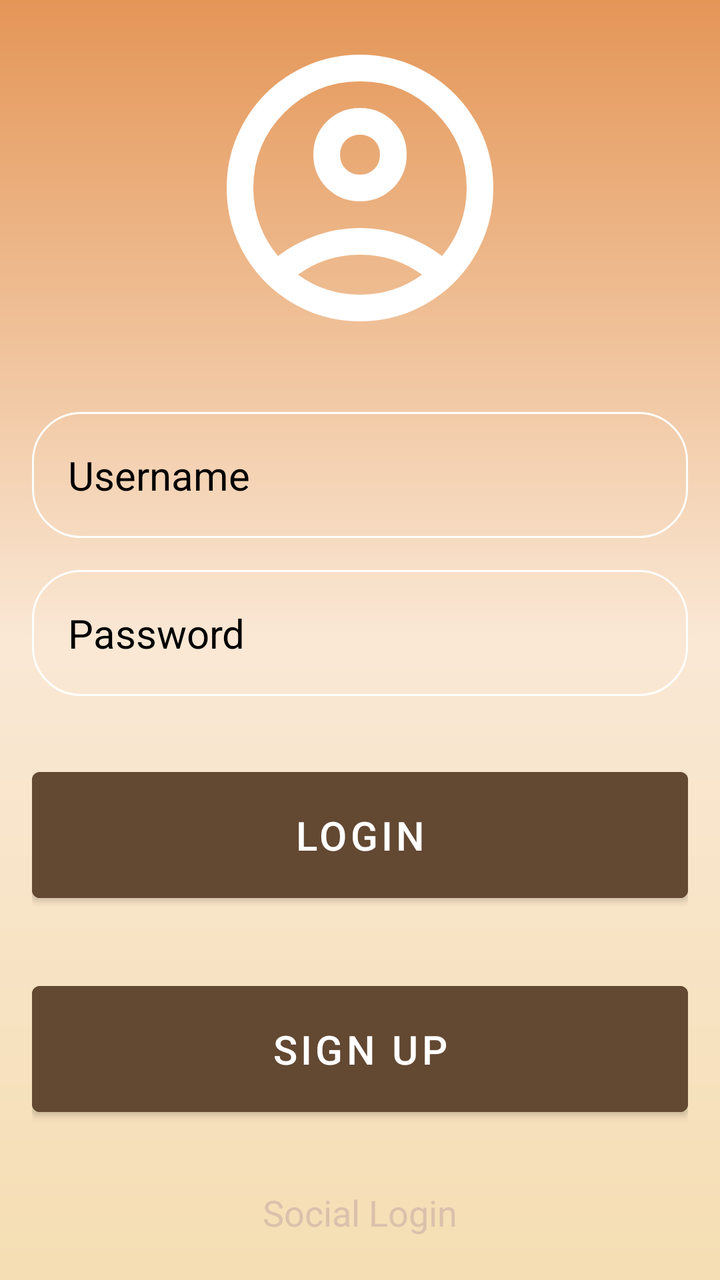
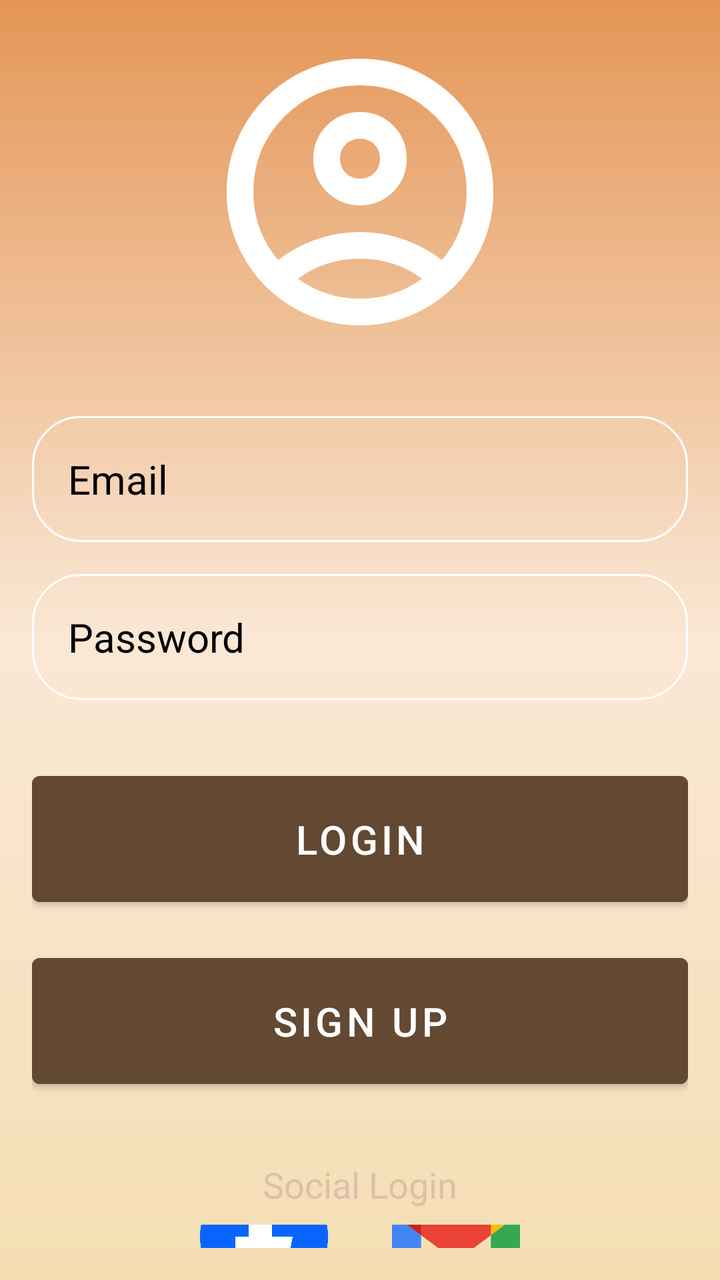

Compare the two renders of this Android layout. The source of the first and the diff that turns it into the second are given below.
<!-- AndroidManifest.xml: application theme Theme.Shopcafe -->
<!-- res/layout/login_account.xml -->
<?xml version="1.0" encoding="utf-8"?>
<RelativeLayout xmlns:android="http://schemas.android.com/apk/res/android"
    xmlns:app="http://schemas.android.com/apk/res-auto"
    xmlns:tools="http://schemas.android.com/tools"
    android:id="@+id/main"
    android:layout_width="match_parent"
    android:layout_height="match_parent"
    android:background="@drawable/login_background"
    android:gravity="center"
    android:padding="16dp"
    tools:context=".activity.MainActivity">
<LinearLayout
    android:layout_width="match_parent"
    android:layout_height="wrap_content"
    android:gravity="center"
    android:orientation="vertical">
    
    <ImageView
        android:layout_width="160dp"
        android:layout_height="160dp"
        android:src="@drawable/icon_account"
        />
    <EditText
        android:layout_width="match_parent"
        android:layout_height="wrap_content"
        android:hint="Username"
        android:layout_marginTop="32dp"
        android:textColor="@color/browm"
        android:textColorHint="@color/black"
        android:textSize="20sp"
        android:background="@drawable/rounded_corner"
        android:padding="18dp"
        android:inputType="text"
        android:id="@+id/username_input"/>

    <EditText
        android:layout_width="match_parent"
        android:layout_height="wrap_content"
        android:hint="Password"
        android:layout_marginTop="16dp"
        android:textColor="@color/browm"
        android:textColorHint="@color/black"
        android:textSize="20sp"
        android:background="@drawable/rounded_corner"
        android:padding="18dp"
        android:inputType="textPassword"
        android:id="@+id/password_input"/>

    <Button
        android:id="@+id/login_btn"
        android:layout_width="match_parent"
        android:layout_height="wrap_content"
        android:text="Login"
        android:backgroundTint="#634832"
        android:textColor="#FFFFFF"
        android:padding="18dp"
        android:layout_marginTop="32dp"
        android:textSize="20sp"
         android:elevation="4dp"
         />

    <Button
        android:id="@+id/signup_btn"
        android:layout_width="match_parent"
        android:layout_height="wrap_content"
        android:text="Sign Up"
        android:backgroundTint="#634832"
        android:textColor="#FFFFFF"
        android:padding="18dp"
        android:layout_marginTop="32dp"
        android:textSize="20sp"
        android:elevation="4dp"
        />
    <TextView
        android:layout_width="wrap_content"
        android:layout_height="wrap_content"
        android:text="Social Login"
        android:textSize="18sp"
        android:textColor="#DBC1AC"
        android:layout_marginTop="32dp"/>

    <LinearLayout
        android:layout_width="match_parent"
        android:layout_height="wrap_content"
        android:orientation="horizontal"
        android:layout_marginTop="8dp"
        android:gravity="center">

        <ImageView
            android:id="@+id/facebook_btn"
            android:layout_width="64dp"
            android:layout_height="64dp"
            android:layout_margin="16dp"
            android:src="@drawable/facebook" />

        
        <ImageView
            android:id="@+id/linkedin_btn"
            android:layout_width="64dp"
            android:layout_height="64dp"
            android:layout_margin="16dp"
            android:src="@drawable/gmail" />

    </LinearLayout>


</LinearLayout>


</RelativeLayout>
<!-- resources referenced by this layout -->
<resources>
  <color name="black">#FF000000</color>
  <color name="browm">#2E1E1E</color>
  <!-- drawable facebook: png bitmap (drawable, 54771 bytes) -->
  <!-- drawable gmail: png bitmap (drawable, 6850 bytes) -->
  <!-- drawable icon_account (drawable) -->
  <vector xmlns:android="http://schemas.android.com/apk/res/android" android:height="100dp" android:tint="#FFFFFF" android:viewportHeight="960" android:viewportWidth="960" android:width="100dp">
        
      <path android:fillColor="@android:color/white" android:pathData="M234,684Q285,645 348,622.5Q411,600 480,600Q549,600 612,622.5Q675,645 726,684Q761,643 780.5,591Q800,539 800,480Q800,347 706.5,253.5Q613,160 480,160Q347,160 253.5,253.5Q160,347 160,480Q160,539 179.5,591Q199,643 234,684ZM480,520Q421,520 380.5,479.5Q340,439 340,380Q340,321 380.5,280.5Q421,240 480,240Q539,240 579.5,280.5Q620,321 620,380Q620,439 579.5,479.5Q539,520 480,520ZM480,880Q397,880 324,848.5Q251,817 197,763Q143,709 111.5,636Q80,563 80,480Q80,397 111.5,324Q143,251 197,197Q251,143 324,111.5Q397,80 480,80Q563,80 636,111.5Q709,143 763,197Q817,251 848.5,324Q880,397 880,480Q880,563 848.5,636Q817,709 763,763Q709,817 636,848.5Q563,880 480,880ZM480,800Q533,800 580,784.5Q627,769 666,740Q627,711 580,695.5Q533,680 480,680Q427,680 380,695.5Q333,711 294,740Q333,769 380,784.5Q427,800 480,800ZM480,440Q506,440 523,423Q540,406 540,380Q540,354 523,337Q506,320 480,320Q454,320 437,337Q420,354 420,380Q420,406 437,423Q454,440 480,440ZM480,380Q480,380 480,380Q480,380 480,380Q480,380 480,380Q480,380 480,380Q480,380 480,380Q480,380 480,380Q480,380 480,380Q480,380 480,380ZM480,740Q480,740 480,740Q480,740 480,740Q480,740 480,740Q480,740 480,740Q480,740 480,740Q480,740 480,740Q480,740 480,740Q480,740 480,740Z"/>
      
  </vector>
  <!-- drawable login_background (drawable) -->
  <?xml version="1.0" encoding="utf-8"?>
  <shape xmlns:android="http://schemas.android.com/apk/res/android">
      <gradient
          android:type="linear"
          android:angle="100"
          android:startColor="#E49657"
          android:centerColor="#FAE8D5"
          android:endColor="#F5DEB3" />
  </shape>
  <!-- drawable rounded_corner (drawable) -->
  <?xml version="1.0" encoding="utf-8"?>
  <shape xmlns:android="http://schemas.android.com/apk/res/android"
      android:shape="rectangle">
      <corners android:radius="24dp"></corners>
      <stroke android:width="1dp" android:color="@color/white"/>
  
  </shape>
  <style name="Theme.Shopcafe" parent="Base.Theme.Shopcafe" />
  <color name="white">#FFFFFFFF</color>
  <style name="Base.Theme.Shopcafe" parent="Theme.MaterialComponents.DayNight.NoActionBar">
          
          
      </style>
</resources>

<!-- the commit's change to res/layout/login_account.xml (unified diff, before → after) -->
@@ -1,6 +1,5 @@
 <?xml version="1.0" encoding="utf-8"?>
 <RelativeLayout xmlns:android="http://schemas.android.com/apk/res/android"
-    xmlns:app="http://schemas.android.com/apk/res-auto"
     xmlns:tools="http://schemas.android.com/tools"
     android:id="@+id/main"
     android:layout_width="match_parent"
@@ -8,103 +7,101 @@
     android:background="@drawable/login_background"
     android:gravity="center"
     android:padding="16dp"
-    tools:context=".activity.MainActivity">
-<LinearLayout
-    android:layout_width="match_parent"
-    android:layout_height="wrap_content"
-    android:gravity="center"
-    android:orientation="vertical">
-    
-    <ImageView
-        android:layout_width="160dp"
-        android:layout_height="160dp"
-        android:src="@drawable/icon_account"
-        />
-    <EditText
-        android:layout_width="match_parent"
-        android:layout_height="wrap_content"
-        android:hint="Username"
-        android:layout_marginTop="32dp"
-        android:textColor="@color/browm"
-        android:textColorHint="@color/black"
-        android:textSize="20sp"
-        android:background="@drawable/rounded_corner"
-        android:padding="18dp"
-        android:inputType="text"
-        android:id="@+id/username_input"/>
-
-    <EditText
-        android:layout_width="match_parent"
-        android:layout_height="wrap_content"
-        android:hint="Password"
-        android:layout_marginTop="16dp"
-        android:textColor="@color/browm"
-        android:textColorHint="@color/black"
-        android:textSize="20sp"
-        android:background="@drawable/rounded_corner"
-        android:padding="18dp"
-        android:inputType="textPassword"
-        android:id="@+id/password_input"/>
-
-    <Button
-        android:id="@+id/login_btn"
-        android:layout_width="match_parent"
-        android:layout_height="wrap_content"
-        android:text="Login"
-        android:backgroundTint="#634832"
-        android:textColor="#FFFFFF"
-        android:padding="18dp"
-        android:layout_marginTop="32dp"
-        android:textSize="20sp"
-         android:elevation="4dp"
-         />
-
-    <Button
-        android:id="@+id/signup_btn"
-        android:layout_width="match_parent"
-        android:layout_height="wrap_content"
-        android:text="Sign Up"
-        android:backgroundTint="#634832"
-        android:textColor="#FFFFFF"
-        android:padding="18dp"
-        android:layout_marginTop="32dp"
-        android:textSize="20sp"
-        android:elevation="4dp"
-        />
-    <TextView
-        android:layout_width="wrap_content"
-        android:layout_height="wrap_content"
-        android:text="Social Login"
-        android:textSize="18sp"
-        android:textColor="#DBC1AC"
-        android:layout_marginTop="32dp"/>
+    tools:context=".activity.LoginActivity">
 
     <LinearLayout
         android:layout_width="match_parent"
         android:layout_height="wrap_content"
-        android:orientation="horizontal"
-        android:layout_marginTop="8dp"
-        android:gravity="center">
+        android:gravity="center"
+        android:orientation="vertical">
 
         <ImageView
-            android:id="@+id/facebook_btn"
-            android:layout_width="64dp"
-            android:layout_height="64dp"
-            android:layout_margin="16dp"
-            android:src="@drawable/facebook" />
+            android:layout_width="160dp"
+            android:layout_height="160dp"
+            android:src="@drawable/icon_account" />
 
         
-        <ImageView
-            android:id="@+id/linkedin_btn"
-            android:layout_width="64dp"
-            android:layout_height="64dp"
-            android:layout_margin="16dp"
-            android:src="@drawable/gmail" />
+        <EditText
+            android:id="@+id/username_input"
+            android:layout_width="match_parent"
+            android:layout_height="wrap_content"
+            android:hint="Email"
+            android:layout_marginTop="32dp"
+            android:textColor="@color/browm"
+            android:textColorHint="@color/black"
+            android:textSize="20sp"
+            android:background="@drawable/rounded_corner"
+            android:padding="18dp"
+            android:inputType="textEmailAddress" />
+
+        <EditText
+            android:id="@+id/password_input"
+            android:layout_width="match_parent"
+            android:layout_height="wrap_content"
+            android:hint="Password"
+            android:layout_marginTop="16dp"
+            android:textColor="@color/browm"
+            android:textColorHint="@color/black"
+            android:textSize="20sp"
+            android:background="@drawable/rounded_corner"
+            android:padding="18dp"
+            android:inputType="textPassword" />
+
+        <Button
+            android:id="@+id/login_btn"
+            android:layout_width="match_parent"
+            android:layout_height="wrap_content"
+            android:text="Login"
+            android:backgroundTint="#634832"
+            android:textColor="#FFFFFF"
+            android:padding="18dp"
+            android:layout_marginTop="32dp"
+            android:textSize="20sp"
+            android:elevation="4dp" />
+
+        <Button
+            android:id="@+id/signup_btn"
+            android:layout_width="match_parent"
+            android:layout_height="wrap_content"
+            android:text="Sign Up"
+            android:backgroundTint="#634832"
+            android:textColor="#FFFFFF"
+            android:padding="18dp"
+            android:layout_marginTop="16dp"
+            android:textSize="20sp"
+            android:elevation="4dp" />
+
+        <TextView
+            android:layout_width="wrap_content"
+            android:layout_height="wrap_content"
+            android:text="Social Login"
+            android:textSize="18sp"
+            android:textColor="#DBC1AC"
+            android:layout_marginTop="32dp"/>
+
+        <LinearLayout
+            android:layout_width="match_parent"
+            android:layout_height="wrap_content"
+            android:orientation="horizontal"
+            android:layout_marginTop="8dp"
+            android:gravity="center">
+
+            <ImageView
+                android:id="@+id/facebook_btn"
+                android:layout_width="64dp"
+                android:layout_height="64dp"
+                android:layout_margin="16dp"
+                android:src="@drawable/facebook" />
+
+            <ImageView
+                android:id="@+id/linkedin_btn"
+                android:layout_width="64dp"
+                android:layout_height="64dp"
+                android:layout_margin="16dp"
+                android:src="@drawable/gmail" />
+
+        </LinearLayout>
 
     </LinearLayout>
 
-
-</LinearLayout>
-
-
 </RelativeLayout>
